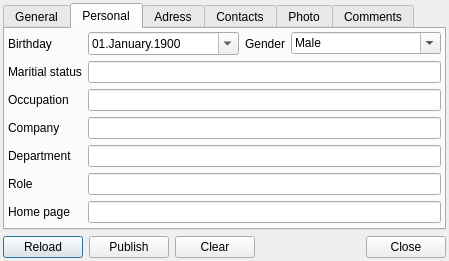
Before: the Qt Designer form src/plugins/vcard/vcarddialog.ui in vacuum-im/vacuum-im, drawn with Qt 5.
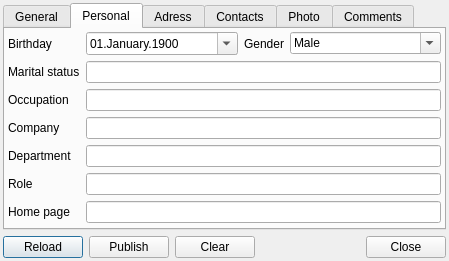
After: the same form once the commit is applied. The open tabs and pages were chosen to show the change.

Patch:
```diff
--- a/src/plugins/vcard/vcarddialog.ui
+++ b/src/plugins/vcard/vcarddialog.ui
@@ -206,7 +206,7 @@
        <item row="1" column="0" >
         <widget class="QLabel" name="lblMaritial" >
          <property name="text" >
-          <string>Maritial status</string>
+          <string>Marital status</string>
          </property>
          <property name="buddy" >
           <cstring>lneMaritial</cstring>
```
Left out of the diff: 8 changed lines with no effect on the pictures.
